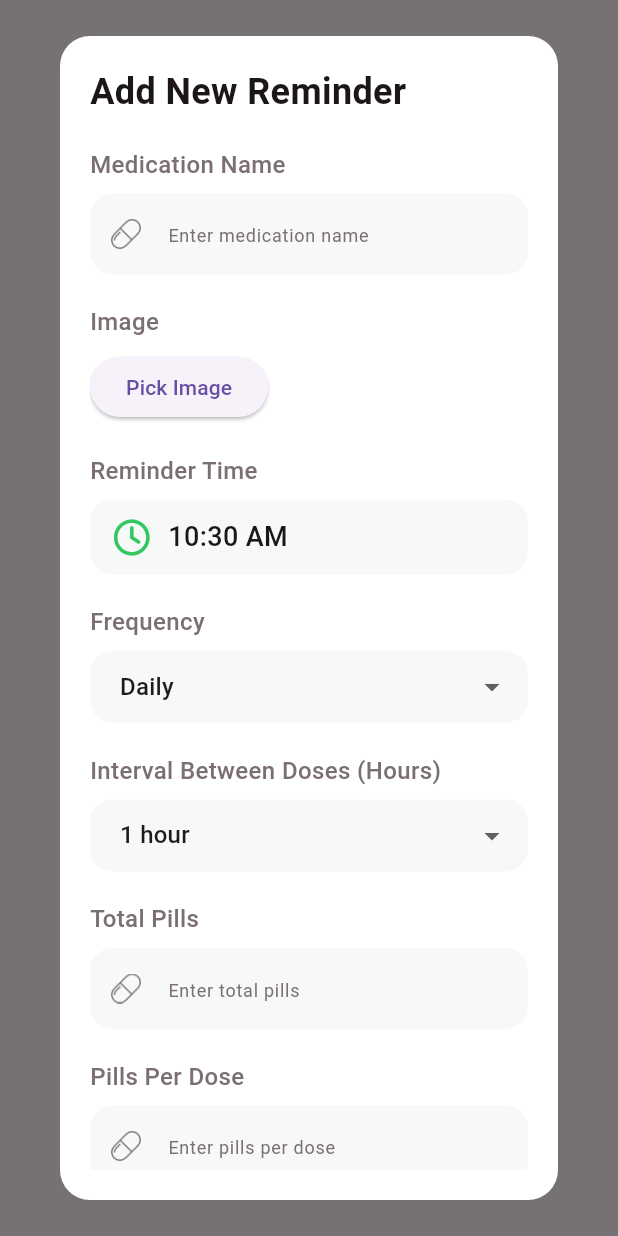
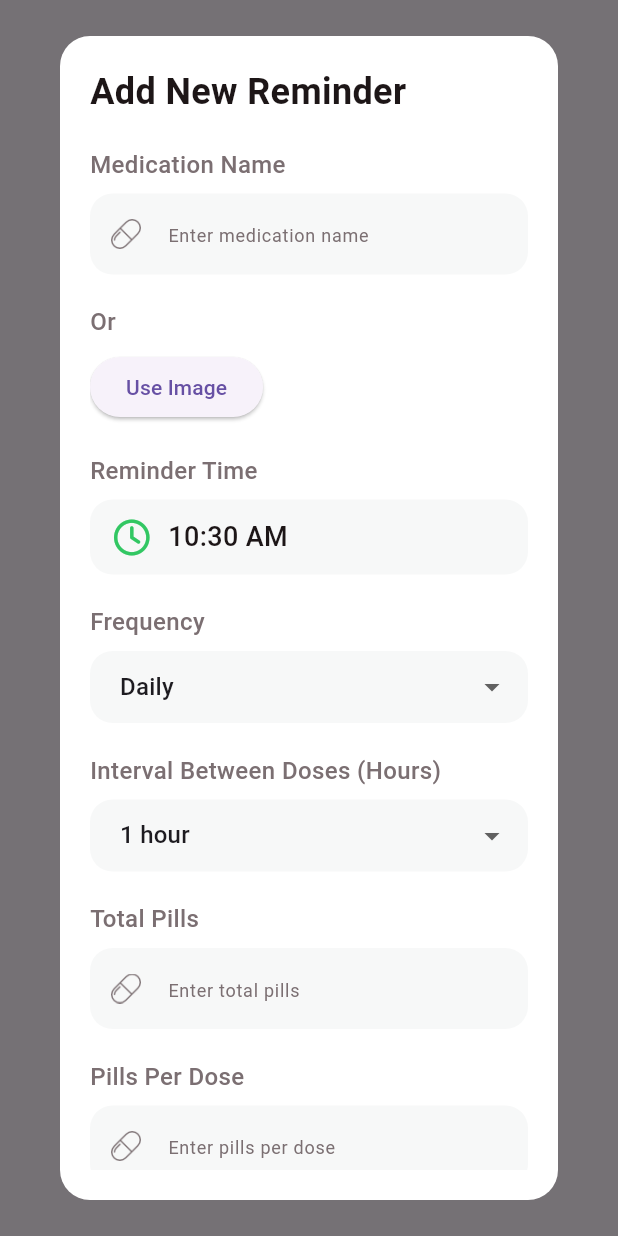
Before and after one commit to Zadfar/PillPal, a Flutter app: what addReminder() shows on an empty page, opened directly with empty values, on a phone screen of 412 x 824 dp. Run offline on Flutter 3.47's test engine with Material 3 defaults, Android fonts, the light colour scheme and no system bars; our stand-ins replace cloud_firestore, firebase_auth, firebase_core, fl_chart, flutter_local_notifications, fluttertoast and 4 more; missing offline and left inert: google_mlkit_text_recognition; accounts and stored records are empty.

Commit message:
added image feature

```diff
--- a/lib/widgets/add_reminder.dart
+++ b/lib/widgets/add_reminder.dart
@@ -157,14 +157,14 @@ Future<void> addReminder(BuildContext context, String uid, String profileId) {
                       validator: (value) => value == null || value.isEmpty ? "Please enter a medication name" : null,
                     ),
                     const SizedBox(height: 20),
-                    const Text("Image", style: TextStyle(fontSize: 16, fontWeight: FontWeight.w500, color: AppColors.grayColor)),
+                    const Text("Or", style: TextStyle(fontSize: 16, fontWeight: FontWeight.w500, color: AppColors.grayColor)),
                     const SizedBox(height: 8),
                     ElevatedButton(
                       onPressed: () async {
                         await _pickImage();
                         setState(() {});
                       },
-                      child: Text("Pick Image")
+                      child: Text("Use Image")
                     ),
                     const SizedBox(height: 20),
                     const Text("Reminder Time", style: TextStyle(fontSize: 16, fontWeight: FontWeight.w500, color: AppColors.grayColor)),
```
